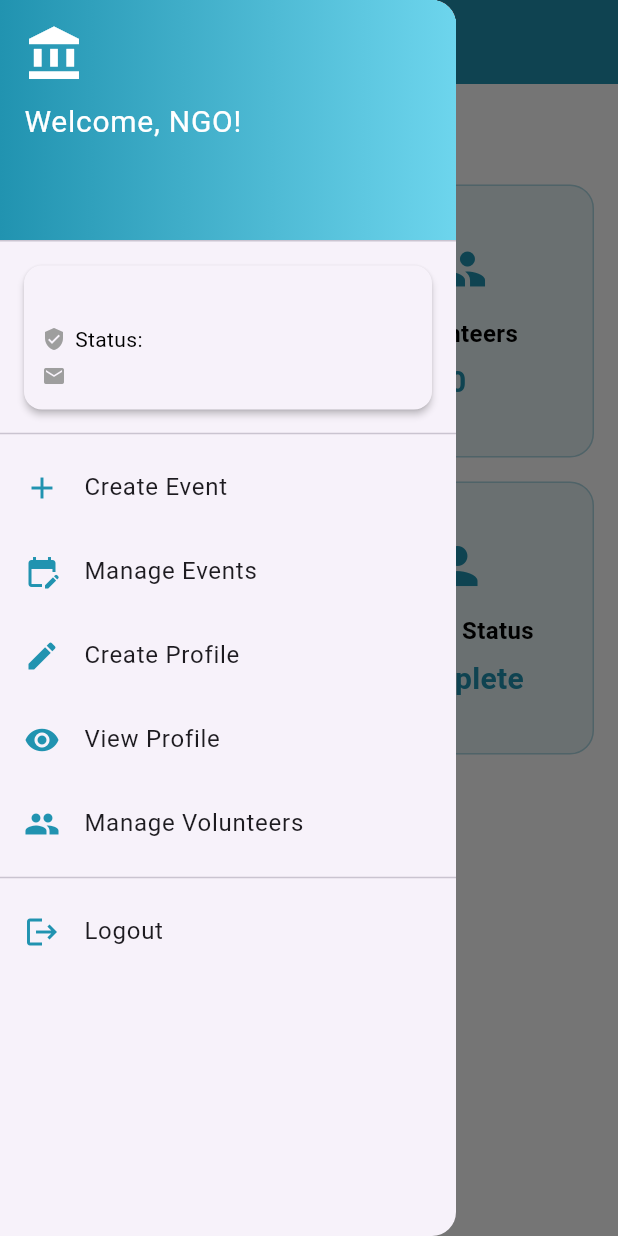
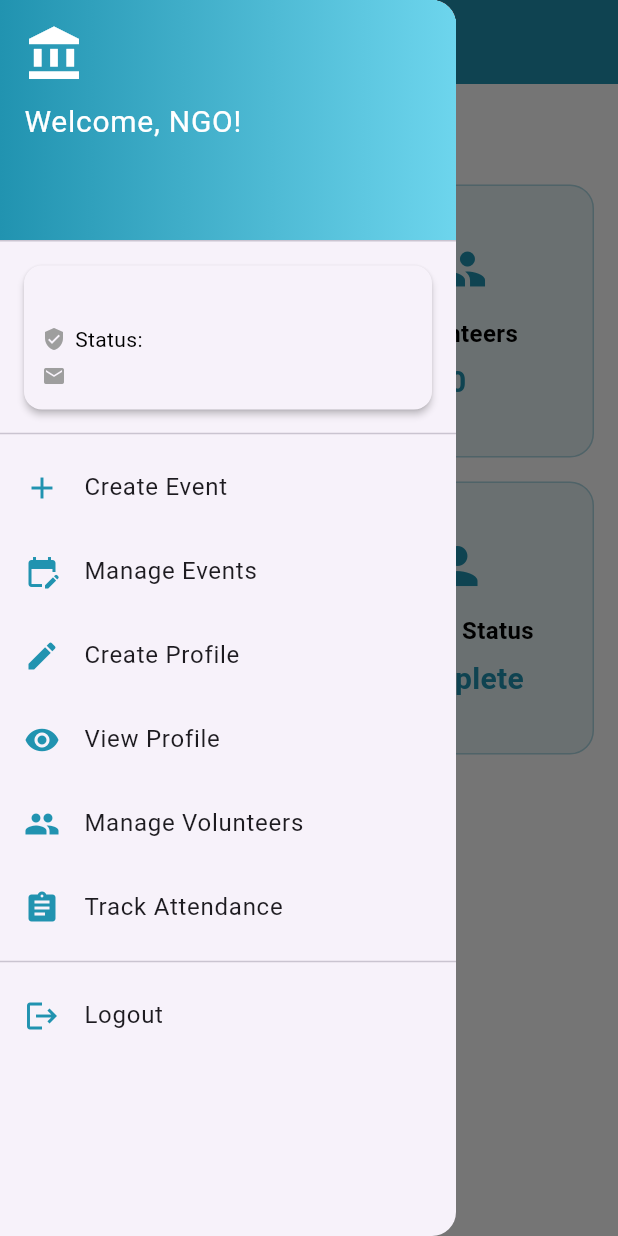
Before and after one commit to IBRAHIM00675/local_loop-app, a Flutter app: the NgoDashboard screen opened by its route, with the side drawer open, on a phone screen of 412 x 824 dp. Run offline on Flutter 3.47's test engine with Material 3 defaults, Android fonts, the phone set to English and light mode, and no system bars; our stand-ins replace cloud_firestore, firebase_auth, firebase_core, fl_chart, pdf, printing; accounts and stored records are empty.

Commit message:
fixed small issues

```diff
--- a/lib/dashboards/ngo/ngo_dashbaord.dart
+++ b/lib/dashboards/ngo/ngo_dashbaord.dart
@@ -45,6 +45,8 @@ class NgoDashboard extends StatelessWidget {
             _drawerItem(context, Icons.edit, 'Create Profile', '/ngo/profile'),
             _drawerItem(context, Icons.visibility, 'View Profile', '/ngo/view-profile'),
             _drawerItem(context, Icons.group, 'Manage Volunteers', '/ngo/manage-volunteers'),
+            _drawerItem(context, Icons.assignment, 'Track Attendance', '/ngo/attendance/select-event'),
+
             const Divider(),
             _drawerItem(context, Icons.logout, 'Logout', '/login', replace: true),
           ],
@@ -79,13 +81,13 @@ class NgoDashboard extends StatelessWidget {
     );
   }
 
-  // 👤 Drawer summary
+
   Widget _ngoDrawerSummary(String ngoId) {
     return StreamBuilder<DocumentSnapshot>(
       stream: FirebaseFirestore.instance.collection('ngos').doc(ngoId).snapshots(),
       builder: (context, snapshot) {
         if (!snapshot.hasData || !snapshot.data!.exists) {
-          return const SizedBox(); // or show a loading card
+          return const SizedBox();
         }
 
         final data = snapshot.data!.data() as Map<String, dynamic>;
--- a/lib/dashboards/volunteer/volunteer_dashboard.dart
+++ b/lib/dashboards/volunteer/volunteer_dashboard.dart
@@ -53,7 +53,7 @@ class VolunteerDashboard extends StatelessWidget {
           children: [
             const Text(
               'Welcome to your Volunteer Dashboard 👋',
-              style: TextStyle(fontSize: 10, fontWeight: FontWeight.bold),
+              style: TextStyle(fontSize: 16, fontWeight: FontWeight.bold),
             ),
             const SizedBox(height: 16),
             const Text(
```
Also changed, not shown: lib/dashboards/admin/admin_dashboard.dart (+21 -18 lines).
